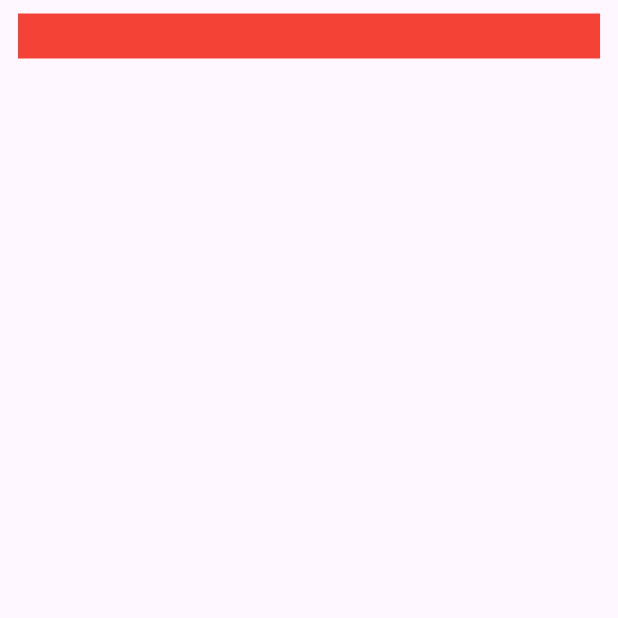
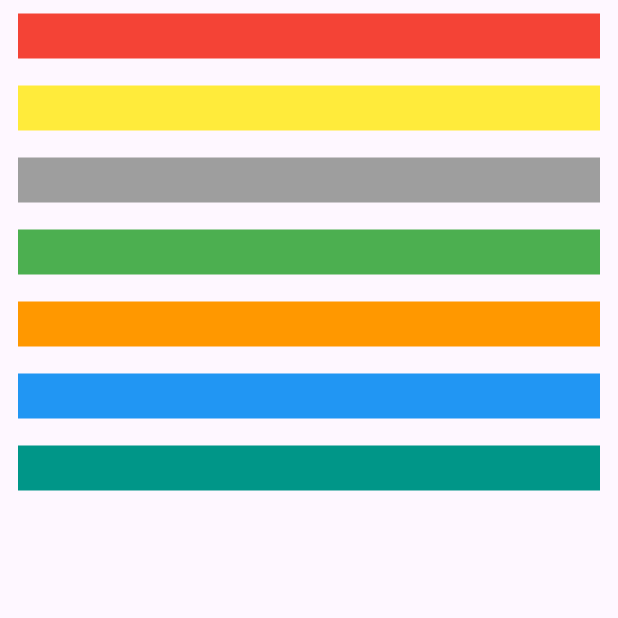
Before and after one commit to Ebrahim-Hossain/xylophone_flutter, a Flutter app: the screen it shows after launch, on a phone screen of 412 x 824 dp, the top half of it. Run offline on Flutter 3.47's test engine with Material 3 defaults, Android fonts, the light colour scheme and no system bars; our stand-ins replace audioplayers.

Commit message:
added buttons

```diff
--- a/lib/home_screen.dart
+++ b/lib/home_screen.dart
@@ -18,6 +18,43 @@ class HomeScreen extends StatelessWidget {
                     player.play(AssetSource("note1.wav"));
                   },
                   child: Container(height: 30,width: double.infinity,color: Colors.red,)),
+              TextButton(
+                  onPressed: () {
+                    final player = AudioPlayer();
+                    player.play(AssetSource("note2.wav"));
+                  },
+                  child: Container(height: 30,width: double.infinity,color: Colors.yellow,)),
+              TextButton(
+                  onPressed: () {
+                    final player = AudioPlayer();
+                    player.play(AssetSource("note3.wav"));
+                  },
+                  child: Container(height: 30,width: double.infinity,color: Colors.grey,)),
+              TextButton(
+                  onPressed: () {
+                    final player = AudioPlayer();
+                    player.play(AssetSource("note4.wav"));
+                  },
+                  child: Container(height: 30,width: double.infinity,color: Colors.green,)),
+
+              TextButton(
+                  onPressed: () {
+                    final player = AudioPlayer();
+                    player.play(AssetSource("note5.wav"));
+                  },
+                  child: Container(height: 30,width: double.infinity,color: Colors.orange,)),
+              TextButton(
+                  onPressed: () {
+                    final player = AudioPlayer();
+                    player.play(AssetSource("note6.wav"));
+                  },
+                  child: Container(height: 30,width: double.infinity,color: Colors.blue,)),
+              TextButton(
+                  onPressed: () {
+                    final player = AudioPlayer();
+                    player.play(AssetSource("note7.wav"));
+                  },
+                  child: Container(height: 30,width: double.infinity,color: Colors.teal,)),
 
             ],
           ),
```
